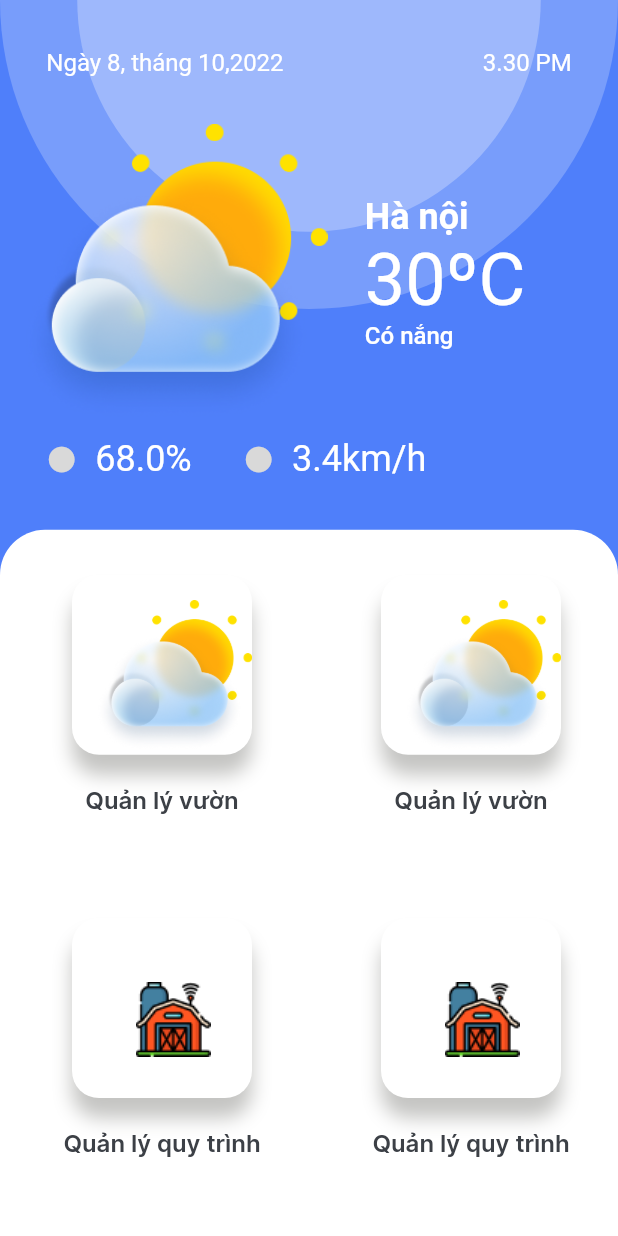
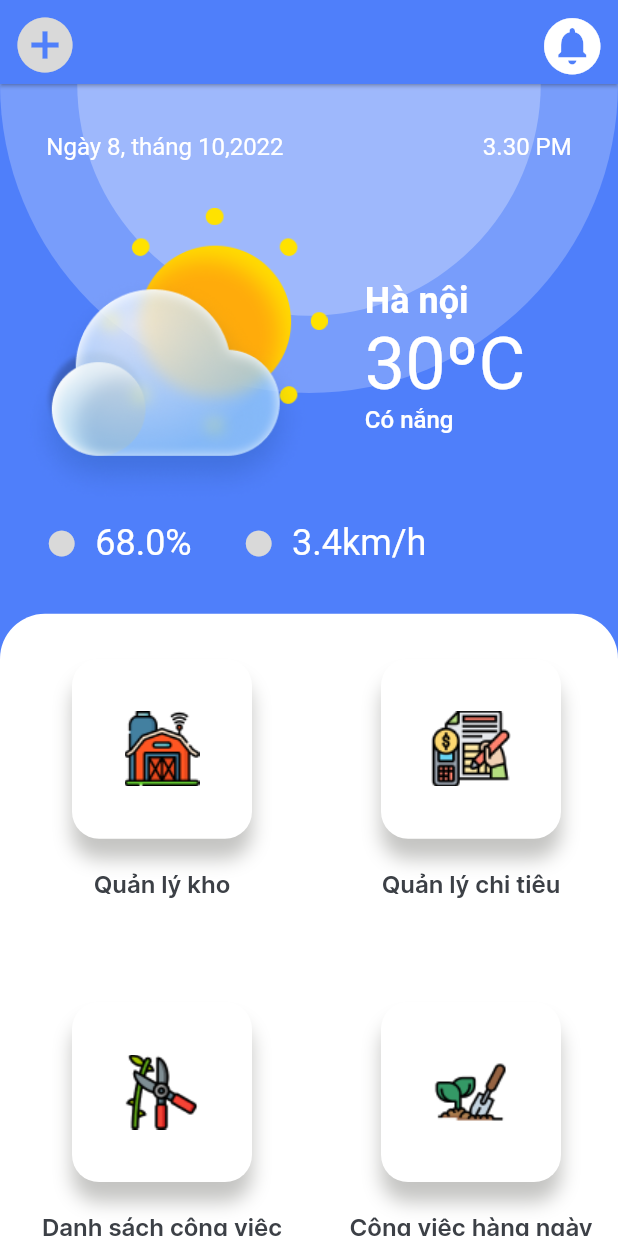
Before and after one commit to qd16092002/MyFirstApp, a Flutter app: the screen it shows after launch, on a phone screen of 412 x 824 dp. Run offline on Flutter 3.47's test engine with Material 2 defaults, Android fonts, the phone set to English and light mode, and no system bars.

Commit message:
Update UI

```diff
--- a/lib/screens/home/Bagri/bagri_body.dart
+++ b/lib/screens/home/Bagri/bagri_body.dart
@@ -1,29 +1,23 @@
 import 'package:flutter/material.dart';
 import 'package:untitled/constants.dart';
-import 'package:untitled/screens/home/Bagri/addlist.dart';
 import 'package:untitled/screens/home/Bagri/background.dart';
 import 'package:untitled/screens/home/Bagri/weather.dart';
 import 'package:untitled/screens/home/Bagri/worklist.dart';
 import 'package:untitled/screens/home/components/choose.dart';
 import 'package:untitled/screens/home/components/transactions.dart';
 
-
 class BAgriBody extends StatelessWidget {
   const BAgriBody({super.key});
+
   @override
-  Widget build(BuildContext context){
+  Widget build(BuildContext context) {
     Size size = MediaQuery.of(context).size;
     return Stack(
-        children:  const <Widget>[
-          BackGroundBAgri(),
-          Weather(),
-          WorkList(),
-          // Padding(padding: EdgeInsets.only(top: 100),
-          //   child: AddWork(),
-          //
-          // )
-          // AddWork(),
-        ],
+      children: const <Widget>[
+        BackGroundBAgri(),
+        Weather(),
+        WorkList(),
+      ],
     );
   }
 }
--- a/lib/screens/home/Bagri/bagri_home_screen.dart
+++ b/lib/screens/home/Bagri/bagri_home_screen.dart
@@ -1,13 +1,10 @@
 import 'package:flutter/foundation.dart';
 import 'package:flutter/material.dart';
 import 'package:flutter/services.dart';
-import 'package:untitled/screens/home/Bagri/addlist.dart';
 import 'package:untitled/screens/home/Bagri/work.dart';
 import 'color.dart';
 
 import 'bagri_body.dart';
-
-
 
 class BAgriScreen extends StatefulWidget {
   const BAgriScreen({Key? key}) : super(key: key);
@@ -17,47 +14,44 @@ class BAgriScreen extends StatefulWidget {
 }
 
 class _BAgriScreenState extends State<BAgriScreen> {
-  // int _counter = 0;
-  // List<Widget> listWidgetInListView = [
-  //   const Work(namework: 'hello',),
-  // ];
-
-  // void _incrementCounter() {
-  //   setState(() {
-  //     _counter++;
-  //     listWidgetInListView.add(const Work(namework: 'Hello'));
-  //   });
-  // }
   @override
   Widget build(BuildContext context) {
-     return  Scaffold(
- //     appBar: buildAppBar(),
+    return Scaffold(
+      appBar: buildAppBar(),
       body: const SafeArea(
         child: BAgriBody(),
       ),
     );
   }
 
-  // AppBar buildAppBar() {
-  //   return AppBar(
-  //     backgroundColor: const Color(0xFF4F7FFA),
-  //     elevation: 1,
-  //     leading: IconButton(
-  //       icon: const Icon(Icons.add_circle_sharp, color: ColorOfTheicon),
-  //       tooltip: 'icon',
-  //       onPressed: () {
-  //         _incrementCounter();
-  //       },
-  //       iconSize: 44,
-  //       color: Colors.black,
-  //     ),
-  //     actions: const <Widget>[
-  //       Icon(
-  //         Icons.circle_notifications,
-  //         color: ColorOfTheicon,
-  //         size: 44,
-  //       ),
-  //     ],
-  //   );
-  //}
+  AppBar buildAppBar() {
+    return AppBar(
+      backgroundColor: const Color(0xFF4F7FFA),
+      elevation: 1,
+      leading: IconButton(
+        icon: const Icon(Icons.add_circle_sharp, color: ColorOfTheicon),
+        tooltip: 'Add Work',
+        onPressed: () {
+          if (kDebugMode) {
+            print('Add Work');
+          }
+        },
+        iconSize: 44,
+        color: Colors.black,
+      ),
+      actions: <Widget>[
+        IconButton(
+          icon: const Icon(Icons.circle_notifications),
+          tooltip: "Thông báo",
+          onPressed: () {
+            if (kDebugMode) {
+              print('Thông báo');
+            }
+          },
+          iconSize: 45,
+          color: Colors.white,
+        ),
+      ],
+    );
+  }
 }
--- a/lib/screens/home/Bagri/work.dart
+++ b/lib/screens/home/Bagri/work.dart
@@ -1,8 +1,7 @@
 import 'package:flutter/material.dart';
+
 class Work extends StatelessWidget {
-  const Work(
-      {Key? key,
-      required this.namework, required this.imagesofwork})
+  const Work({Key? key, required this.namework, required this.imagesofwork})
       : super(key: key);
 
   final String namework;
@@ -24,23 +23,27 @@ class Work extends StatelessWidget {
                 borderRadius: BorderRadius.circular(18),
                 boxShadow: [
                   BoxShadow(
-                    offset: const Offset(0,13),
+                    offset: const Offset(0, 13),
                     blurRadius: 10,
                     color: const Color(0x1515150D).withOpacity(0.25),
                   ),
                 ],
               ),
-            child: Padding(
-              padding: EdgeInsets.only(left: 15,top: 15),
-              child: Image.asset(imagesofwork,height: 30,width: 30,),
-            )
-            ),
+              child: Padding(
+                padding: const EdgeInsets.only(),
+                child: Image.asset(
+                  imagesofwork,
+                  height: 50,
+                  width: 50,
+                ),
+              )),
           const SizedBox(height: 20),
           Text(
             namework,
+            textAlign: TextAlign.center,
             style: const TextStyle(
-                fontSize: 16,
-                fontFamily:'Inter',
+              fontSize: 16,
+              fontFamily: 'Inter',
               fontWeight: FontWeight.w600,
             ),
           )
--- a/lib/screens/home/Bagri/worklist.dart
+++ b/lib/screens/home/Bagri/worklist.dart
@@ -23,16 +23,22 @@ class WorkList extends StatelessWidget {
           crossAxisCount: 2,
           childAspectRatio: 0.9,
           children: const [
-            Work(namework: 'Quản lý vườn',imagesofwork: 'assets/images/partly_cloudy.png',),
-            Work(namework: 'Quản lý vườn',imagesofwork: 'assets/images/partly_cloudy.png',),
-            Work(namework: 'Quản lý quy trình',imagesofwork: 'assets/images/quanlykho.png',),
-            Work(namework: 'Quản lý quy trình',imagesofwork: 'assets/images/quanlykho.png',),
-            Work(namework: 'Danh sách công việc',imagesofwork: 'assets/images/quanlykho.png',),
-            Work(namework: 'Danh sách công việc',imagesofwork: 'assets/images/quanlykho.png',),
-            Work(namework: 'Quản lý vườn',imagesofwork: 'assets/images/quanlykho.png',),
-            Work(namework: 'Quản lý vườn',imagesofwork: 'assets/images/quanlykho.png',),
-            Work(namework: 'Quản lý mùa vụ',imagesofwork: 'assets/images/quanlykho.png',),
-            Work(namework: 'Quản lý mùa vụ',imagesofwork: 'assets/images/quanlykho.png',),
+            Work(
+              namework: 'Quản lý kho',
+              imagesofwork: 'assets/images/quanlykho.png',
+            ),
+            Work(
+              namework: 'Quản lý chi tiêu',
+              imagesofwork: 'assets/images/quanlychitieu.png',
+            ),
+            Work(
+              namework: 'Danh sách công việc khoán',
+              imagesofwork: 'assets/images/danhsachcongvieckhoan.png',
+            ),
+            Work(
+              namework: 'Công việc hàng ngày',
+              imagesofwork: 'assets/images/congviechangngay.png',
+            ),
           ],
         ),
       ),
```
Also changed, not shown: lib/screens/home/Bagri/addlist.dart (deleted, +0 -76 lines).
